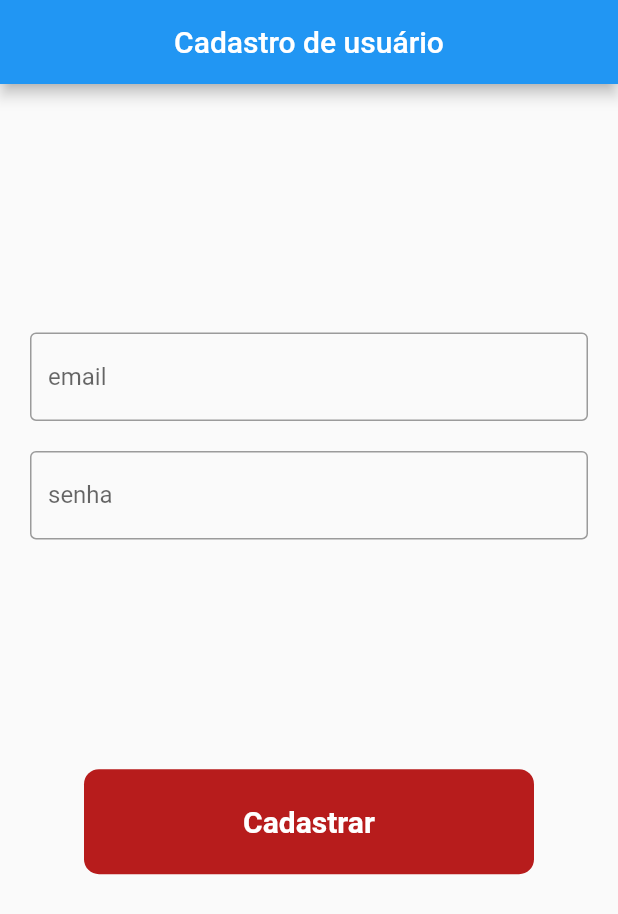
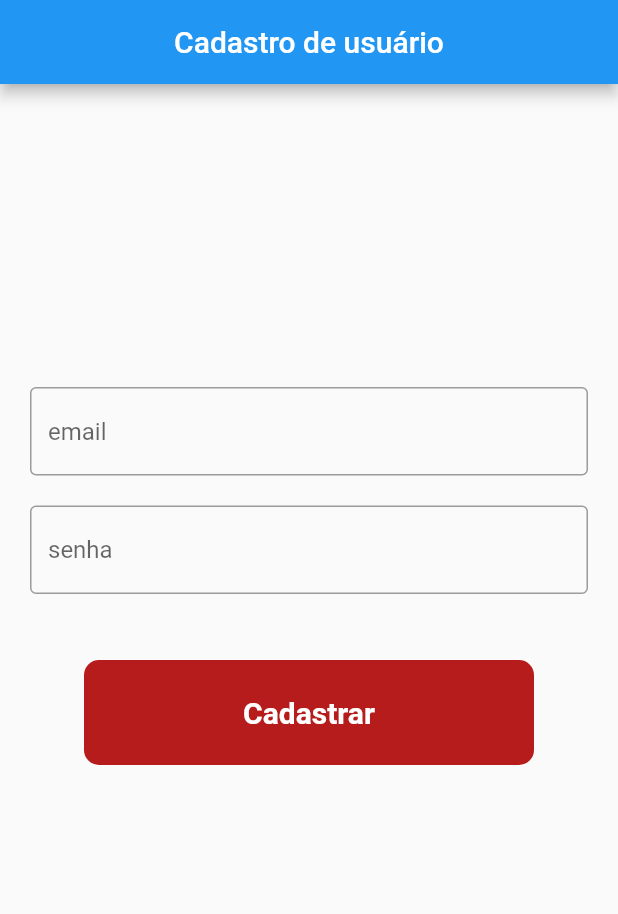
Before and after one commit to edsondearaujo/FurnitApp_Requisitos, a Flutter app: the screen it shows after launch, on a phone screen of 412 x 824 dp. Shown: the top 914 px of the screen. Run offline on Flutter 3.47's test engine with Material 2 defaults, Android fonts, the phone set to English and light mode, and no system bars.

```diff
--- a/lib/page/signIn/signIn.page.dart
+++ b/lib/page/signIn/signIn.page.dart
@@ -8,8 +8,7 @@ class SignIn extends StatefulWidget {
   _SignInState createState() => _SignInState();
 }
 
-class _SignInState extends State<SignIn>
-    with SingleTickerProviderStateMixin {
+class _SignInState extends State<SignIn> with SingleTickerProviderStateMixin {
   AnimationController _controller;
 
   @override
@@ -39,13 +38,18 @@ class _SignInState extends State<SignIn>
             children: [
               Spacer(),
               Expanded(
-                flex: 2,
-                child: FormFieds(),
+                child: Align(
+                  alignment: Alignment.bottomCenter,
+                  child: FormFieds(),
+                ),
               ),
               //buttons
               Expanded(
                 flex: 2,
-                child: SignInButton(),
+                child: Align(
+                  alignment: Alignment.topCenter,
+                  child: SignInButton(),
+                ),
               ),
             ],
           ),
```
